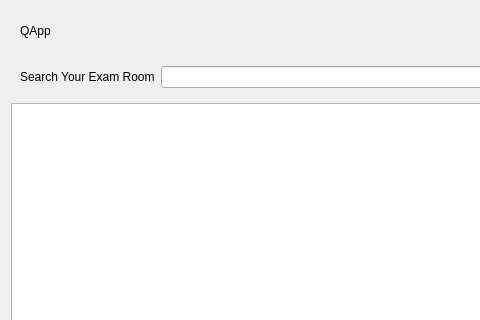
The window that frontend/examroomlist.ui (luandv03/Quizz-app) describes before a commit, drawn with Qt 5; both pictures show x 0 to 480 and y 0 to 320 of the 800 by 600 pixel window.
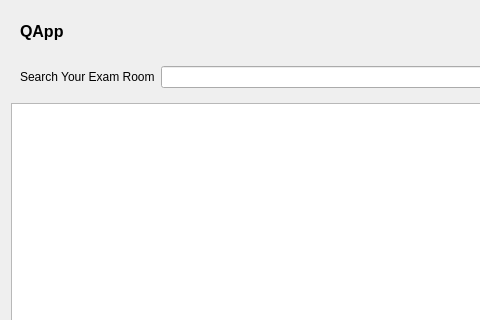
The same window after the commit.

What changed in the file:
```diff
--- a/frontend/examroomlist.ui
+++ b/frontend/examroomlist.ui
@@ -19,6 +19,15 @@
      <layout class="QHBoxLayout" name="horizontalLayout">
       <item>
        <widget class="QLabel" name="logoLabel">
+        <property name="font">
+         <font>
+          <pointsize>12</pointsize>
+          <bold>true</bold>
+         </font>
+        </property>
+        <property name="cursor">
+         <cursorShape>PointingHandCursor</cursorShape>
+        </property>
         <property name="text">
          <string>QApp</string>
         </property>
```
